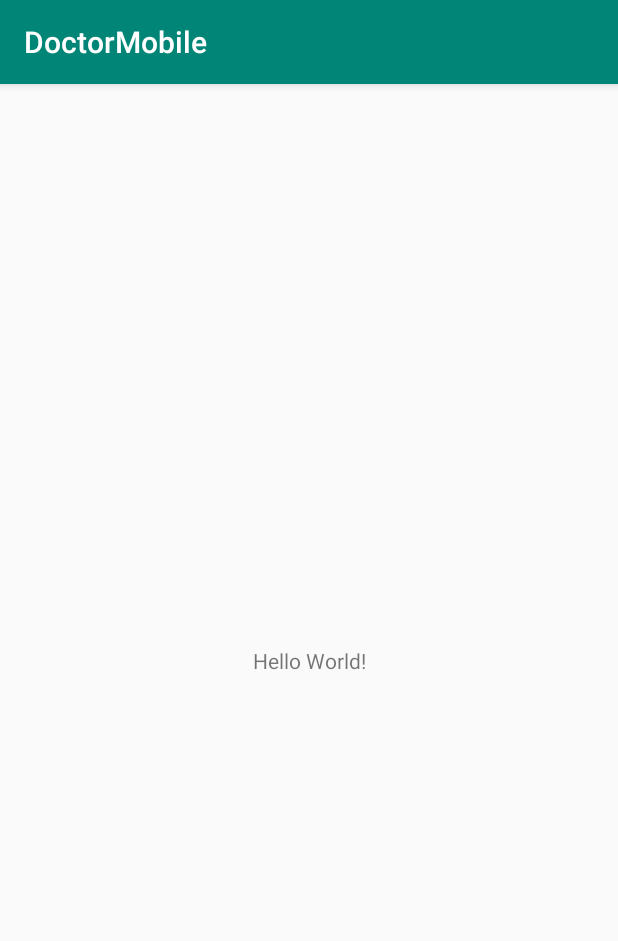
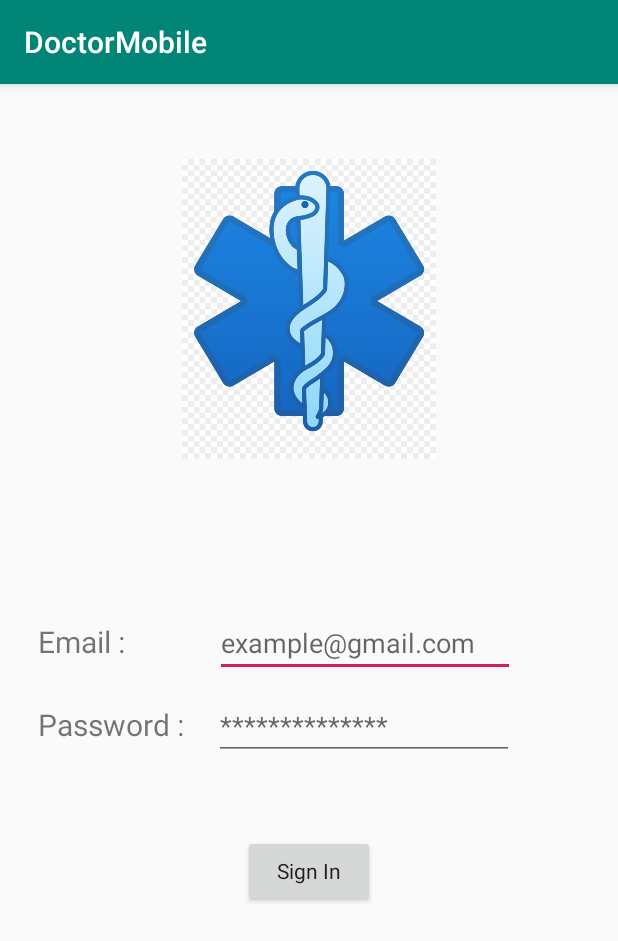
Before and after one commit to Raiyan-sharif/DoctorMobile, an Android app: the screen it shows after launch (MainActivity), on a phone screen of 412 x 824 dp. Shown: the top 941 px of the screen. Run offline under Robolectric (Android 15) with nearby library versions, the phone set to English and light mode, and no system bars.

Commit message:
Login page

```diff
--- a/app/src/main/AndroidManifest.xml
+++ b/app/src/main/AndroidManifest.xml
@@ -9,6 +9,7 @@
         android:roundIcon="@mipmap/ic_launcher_round"
         android:supportsRtl="true"
         android:theme="@style/AppTheme">
+        <activity android:name=".UserPannel"></activity>
         <activity android:name=".MainActivity">
             <intent-filter>
                 <action android:name="android.intent.action.MAIN" />
--- a/app/src/main/java/android/example/doctormobile/MainActivity.java
+++ b/app/src/main/java/android/example/doctormobile/MainActivity.java
@@ -2,12 +2,28 @@ package android.example.doctormobile;
 
 import android.support.v7.app.AppCompatActivity;
 import android.os.Bundle;
+import android.view.View;
+import android.widget.Button;
+import android.widget.EditText;
 
 public class MainActivity extends AppCompatActivity {
+    EditText email;
+    EditText password;
 
     @Override
     protected void onCreate(Bundle savedInstanceState) {
         super.onCreate(savedInstanceState);
         setContentView(R.layout.activity_main);
+
+        Button signInBtn = (Button) findViewById(R.id.sign_in_btn);
+        email = (EditText) findViewById(R.id.email_etv);
+        password = (EditText) findViewById(R.id.password_etv);
+
+        signInBtn.setOnClickListener(new View.OnClickListener() {
+            @Override
+            public void onClick(View v) {
+
+            }
+        });
     }
 }
--- /dev/null
+++ b/app/src/main/java/android/example/doctormobile/UserPannel.java
@@ -0,0 +1,13 @@
+package android.example.doctormobile;
+
+import android.support.v7.app.AppCompatActivity;
+import android.os.Bundle;
+
+public class UserPannel extends AppCompatActivity {
+
+    @Override
+    protected void onCreate(Bundle savedInstanceState) {
+        super.onCreate(savedInstanceState);
+        setContentView(R.layout.activity_user_pannel);
+    }
+}
--- a/app/src/main/res/layout/activity_main.xml
+++ b/app/src/main/res/layout/activity_main.xml
@@ -1,18 +1,64 @@
 <?xml version="1.0" encoding="utf-8"?>
-<android.support.constraint.ConstraintLayout xmlns:android="http://schemas.android.com/apk/res/android"
+<LinearLayout xmlns:android="http://schemas.android.com/apk/res/android"
     xmlns:app="http://schemas.android.com/apk/res-auto"
     xmlns:tools="http://schemas.android.com/tools"
     android:layout_width="match_parent"
     android:layout_height="match_parent"
+    android:orientation="vertical"
     tools:context=".MainActivity">
 
-    <TextView
+    <ImageView
+        android:layout_width="match_parent"
+        android:layout_height="200dp"
+        android:layout_marginTop="50dp"
+        android:src="@drawable/loginimage"
+        android:layout_gravity="center_horizontal"/>
+
+    <LinearLayout
+        android:layout_width="match_parent"
+        android:layout_height="wrap_content"
+        android:layout_marginTop="100dp"
+        android:layout_marginLeft="25dp">
+        <TextView
+            android:layout_width="wrap_content"
+            android:layout_height="wrap_content"
+            android:text="Email :"
+            android:textSize="20sp"/>
+
+        <EditText
+            android:id="@+id/email_etv"
+            android:layout_width="200dp"
+            android:layout_height="wrap_content"
+            android:layout_marginLeft="60dp"
+            android:hint="example@gmail.com" />
+    </LinearLayout>
+
+    <LinearLayout
+        android:layout_width="match_parent"
+        android:layout_height="wrap_content"
+        android:layout_marginTop="10dp"
+        android:layout_marginLeft="25dp">
+        <TextView
+            android:layout_width="wrap_content"
+            android:layout_height="wrap_content"
+            android:text="Password :"
+            android:textSize="20sp"/>
+        <EditText
+            android:id="@+id/password_etv"
+            android:layout_width="200dp"
+            android:layout_height="wrap_content"
+            android:inputType="textPassword"
+            android:layout_marginLeft="20dp"
+            android:hint="**************"/>
+    </LinearLayout>
+
+    <Button
+        android:id="@+id/sign_in_btn"
         android:layout_width="wrap_content"
         android:layout_height="wrap_content"
-        android:text="Hello World!"
-        app:layout_constraintBottom_toBottomOf="parent"
-        app:layout_constraintLeft_toLeftOf="parent"
-        app:layout_constraintRight_toRightOf="parent"
-        app:layout_constraintTop_toTopOf="parent" />
+        android:layout_marginTop="50dp"
+        android:layout_gravity="center_horizontal"
+        android:text="Sign In"
+        android:textAppearance="@style/TextAppearance.AppCompat"/>
 
-</android.support.constraint.ConstraintLayout>
+</LinearLayout>
--- /dev/null
+++ b/app/src/main/res/layout/activity_user_pannel.xml
@@ -0,0 +1,9 @@
+<?xml version="1.0" encoding="utf-8"?>
+<android.support.constraint.ConstraintLayout xmlns:android="http://schemas.android.com/apk/res/android"
+    xmlns:app="http://schemas.android.com/apk/res-auto"
+    xmlns:tools="http://schemas.android.com/tools"
+    android:layout_width="match_parent"
+    android:layout_height="match_parent"
+    tools:context=".UserPannel">
+
+</android.support.constraint.ConstraintLayout>
```
Also changed, not shown: app/src/main/res/drawable/loginimage.png (added), 1 other file.
